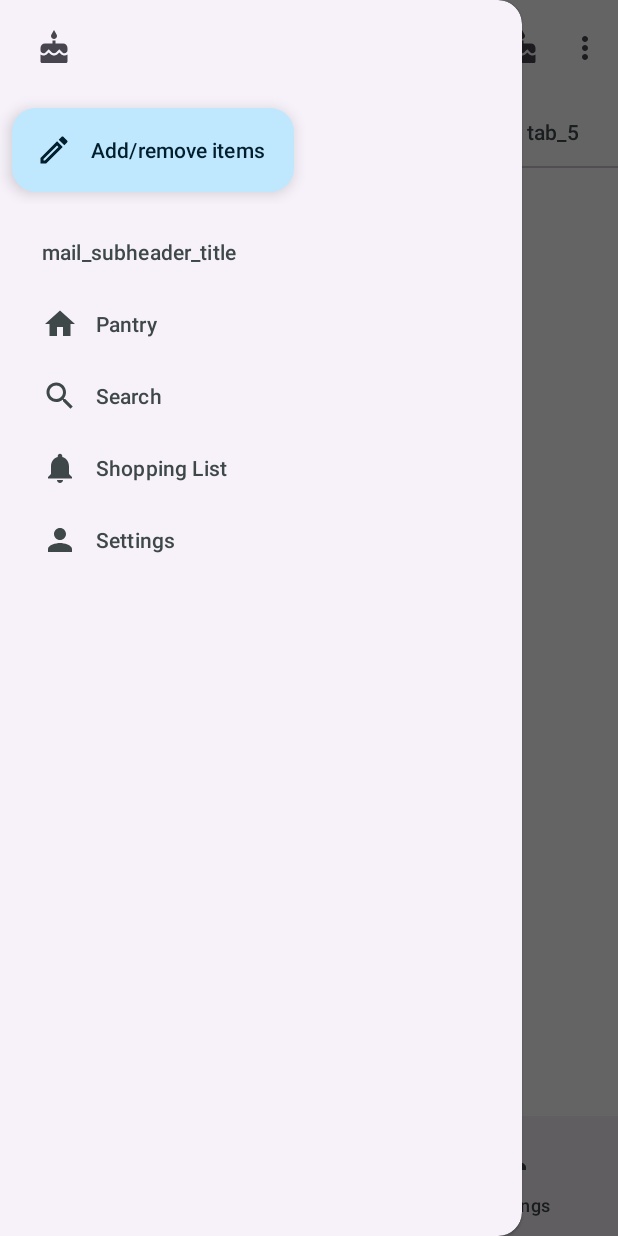
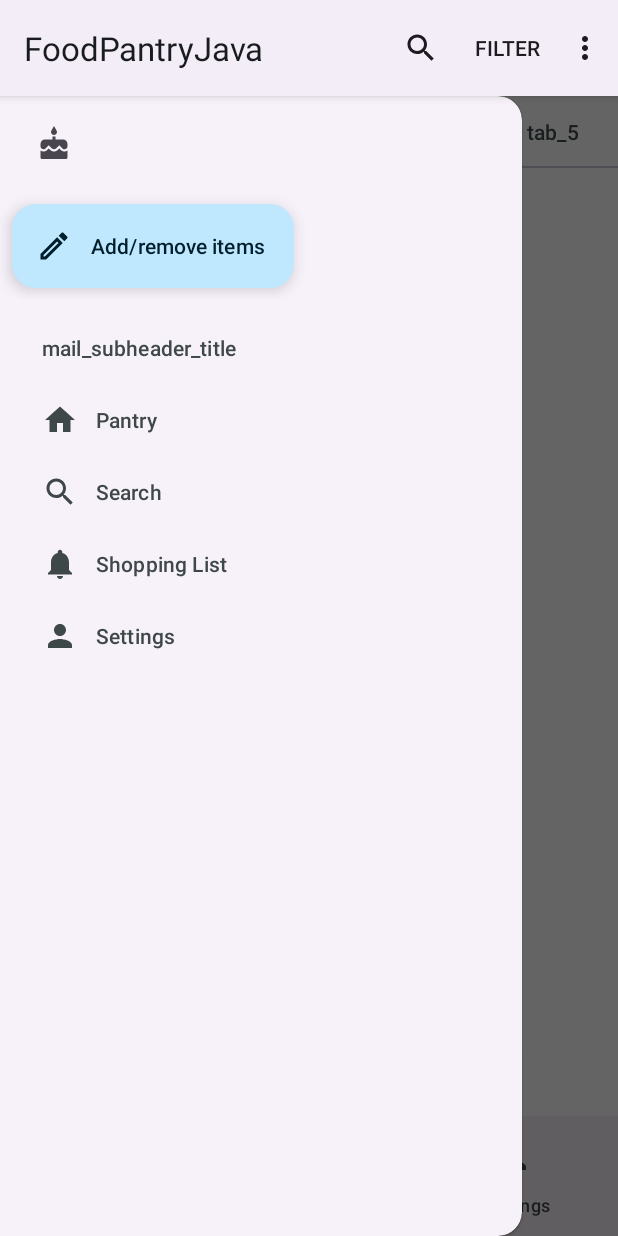
Before and after one commit to stfnhrry/Android-FoodPantry-Java, an Android app: the screen it shows after launch (MainActivity), with the side drawer open, on a phone screen of 412 x 824 dp. Run offline under Robolectric (Android 15) with nearby library versions, the phone set to English and light mode, and no system bars; our stand-ins replace navigation-ui; libraries missing offline, so code that uses them is left out: com.nambimobile.widgets; plain views replace ExpandableFab, ExpandableFabLayout, FabOption, Overlay; 8 statements that could not run were skipped.

Commit message:
Search works, item categories work

```diff
--- a/app/src/main/AndroidManifest.xml
+++ b/app/src/main/AndroidManifest.xml
@@ -13,7 +13,8 @@
 
         <activity
             android:name=".MainActivity"
-            android:exported="true" >
+            android:exported="true"
+            android:windowSoftInputMode="adjustPan">
             <intent-filter>
                 <action android:name="android.intent.action.MAIN" />
 
--- a/app/src/main/java/com/example/foodpantryjava/MainActivity.java
+++ b/app/src/main/java/com/example/foodpantryjava/MainActivity.java
@@ -8,6 +8,7 @@ import android.content.res.Configuration;
 import android.os.Bundle;
 import android.os.Handler;
 import android.util.Log;
+import android.view.Menu;
 import android.view.MenuItem;
 import android.view.View;
 import android.view.inputmethod.InputMethodManager;
@@ -21,6 +22,7 @@ import android.widget.Toast;
 import androidx.annotation.NonNull;
 import androidx.annotation.Nullable;
 import androidx.appcompat.app.AppCompatActivity;
+import androidx.appcompat.widget.SearchView;
 import androidx.drawerlayout.widget.DrawerLayout;
 import androidx.fragment.app.FragmentManager;
 import androidx.navigation.NavController;
@@ -114,6 +116,7 @@ public class MainActivity extends AppCompatActivity  {
     View bottomNav = findViewById(R.id.coordinatorLayout);
     ExpandableFab bottomNavFab = findViewById(R.id.fab);
     FabOption fabOptionOne = findViewById(R.id.faboption_1);
+    FabOption fabOptionTwo = findViewById(R.id.faboption_2);
     FabOption fabOptionThree = findViewById(R.id.faboption_3);
     ExtendedFloatingActionButton navRailFab = findViewById(R.id.nav_fab);
 
@@ -132,6 +135,13 @@ public class MainActivity extends AppCompatActivity  {
     //        showAddItemDialog();
     //      }
     //    });
+    fabOptionTwo.setOnClickListener(
+        new View.OnClickListener() {
+          @Override
+          public void onClick(View view) {
+            PantryFragment.adapter.getFilter().filter("l");
+          }
+        });
     fabOptionThree.setOnClickListener(new View.OnClickListener() {
       @Override
       public void onClick(View view) {
@@ -149,6 +159,32 @@ public class MainActivity extends AppCompatActivity  {
     for (int entry = 0; entry < backStackEntryCount; entry++) {
       fragmentManager.popBackStack();
     }
+  }
+
+  @Override
+  public boolean onCreateOptionsMenu(Menu menu) {
+    Log.i("SEARCH", "onCreateView: ");
+    getMenuInflater().inflate(R.menu.top_app_bar_search, menu);
+
+    MenuItem menuItem = menu.findItem(R.id.action_search);
+    final SearchView searchView = (SearchView) menuItem.getActionView();
+    searchView.setQueryHint("Type here to search");
+    searchView.setOnQueryTextListener(
+            new SearchView.OnQueryTextListener() {
+              @Override
+              public boolean onQueryTextSubmit(String query) {
+                return false;
+              }
+
+              @Override
+              public boolean onQueryTextChange(String newText) {
+                Log.i("SEARCH ", "onQueryTextChange: " + newText);
+                PantryFragment.adapter.getFilter().filter(newText);
+                return false;
+              }
+            });
+
+    return super.onCreateOptionsMenu(menu);
   }
 
   @Override
--- a/app/src/main/res/layout/activity_main.xml
+++ b/app/src/main/res/layout/activity_main.xml
@@ -101,9 +101,9 @@
             <com.nambimobile.widgets.efab.Overlay
                 android:layout_width="match_parent"
                 android:layout_height="match_parent"
+                app:overlay_alpha="0.5"
                 app:overlay_color="@color/black"
-                app:overlay_alpha="0.5"
-                app:overlay_openingAnimationDurationMs="1000"/>
+                app:overlay_openingAnimationDurationMs="1000" />
 
             <com.nambimobile.widgets.efab.ExpandableFab
                 android:id="@+id/fab"
@@ -111,12 +111,12 @@
                 android:layout_width="wrap_content"
                 android:layout_height="wrap_content"
                 android:contentDescription="Expandable FAB"
+                app:efab_closingAnticipateTension="0"
+                app:efab_icon="@drawable/ic_outline_create_24"
                 app:efab_iconAnimationRotationDeg="135"
-                app:efab_closingAnticipateTension="0"
                 app:efab_size="custom"
-                app:efab_icon="@drawable/ic_outline_create_24"
                 app:fabCustomSize="65dp"
-                app:layout_anchor="@id/bottomAppBar"/>
+                app:layout_anchor="@id/bottomAppBar" />
 
             <com.nambimobile.widgets.efab.FabOption
                 android:id="@+id/faboption_1"
@@ -124,12 +124,13 @@
                 android:layout_height="wrap_content"
                 app:fab_icon="@drawable/ic_baseline_add_24"
                 app:label_text="@string/add_new_item" />
+
             <com.nambimobile.widgets.efab.FabOption
                 android:id="@+id/faboption_2"
                 android:layout_width="wrap_content"
                 android:layout_height="wrap_content"
+                app:fab_icon="@drawable/exclamationmark"
                 app:fab_orientation="portrait"
-                app:fab_icon="@drawable/exclamationmark"
                 app:label_text="Option 2" />
 
             <com.nambimobile.widgets.efab.FabOption
--- /dev/null
+++ b/app/src/main/res/menu/top_app_bar_search.xml
@@ -0,0 +1,31 @@
+<?xml version="1.0" encoding="utf-8"?>
+<menu xmlns:android="http://schemas.android.com/apk/res/android"
+    xmlns:app="http://schemas.android.com/apk/res-auto">
+
+    <item
+        android:id="@+id/action_search"
+        android:title="@string/search"
+        android:icon="@drawable/ic_baseline_search_24"
+        app:actionViewClass="androidx.appcompat.widget.SearchView"
+        app:showAsAction="always|collapseActionView"
+        android:contentDescription="@string/search"/>
+    <item
+        android:id="@+id/filter"
+        android:title="@string/filter"
+        android:contentDescription="content_description_filter"
+        app:showAsAction="ifRoom" />
+
+    <item
+        android:id="@+id/favorite"
+        android:icon="@drawable/ic_baseline_cake_24"
+        android:title="favorite"
+        android:contentDescription="content_description_favorite"
+        app:showAsAction="ifRoom" />
+
+    <item
+        android:id="@+id/more"
+        android:title="more"
+        android:contentDescription="content_description_more"
+        app:showAsAction="never" />
+
+</menu>
--- a/app/src/main/res/values/strings.xml
+++ b/app/src/main/res/values/strings.xml
@@ -15,6 +15,7 @@
     <string name="accept">Accept</string>
     <string name="save">Save</string>
     <string name="edit">Edit</string>
+    <string name="filter">Filter</string>
     <string name="add_to_shopping_list">Add To List</string>
     <string name="add_new_item">Add New Item</string>
     <string name="remove_item_title">Remove Item?</string>
--- a/app/src/main/res/values/themes.xml
+++ b/app/src/main/res/values/themes.xml
@@ -1,6 +1,6 @@
 <resources xmlns:tools="http://schemas.android.com/tools">
     <!-- Base application theme. -->
-    <style name="Theme.FoodPantryJava" parent="Theme.Material3.DayNight.NoActionBar">
+    <style name="Theme.FoodPantryJava" parent="Theme.Material3.DayNight">
         <item name="colorPrimary">@color/md_theme_light_primary</item>
         <item name="colorOnPrimary">@color/md_theme_light_onPrimary</item>
         <item name="colorPrimaryContainer">@color/md_theme_light_primaryContainer</item>
```
Also changed, not shown: app/src/main/java/com/example/foodpantryjava/AdapterClass.java (+166 -10 lines), app/src/main/java/com/example/foodpantryjava/PantryFragment.java (+39 -5 lines), app/src/main/res/layout/fragment_pantry.xml (+22 -45 lines). Lines whose indentation alone changed are shown as unchanged.
